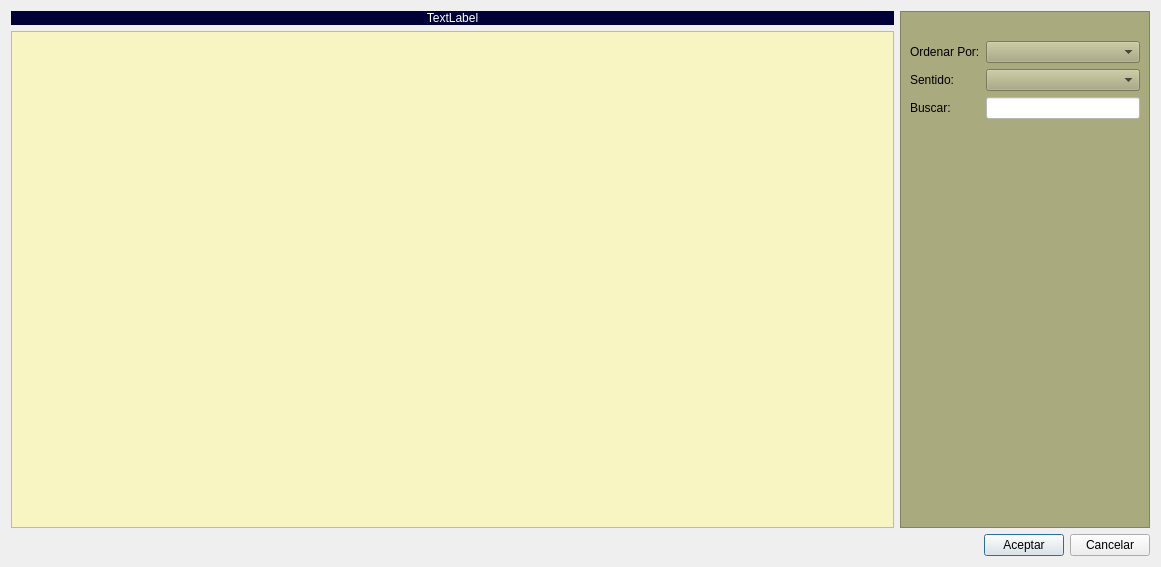
Qt form Busquedas/db_consulta_view.ui (arcnexus/RedFoX) before a commit.
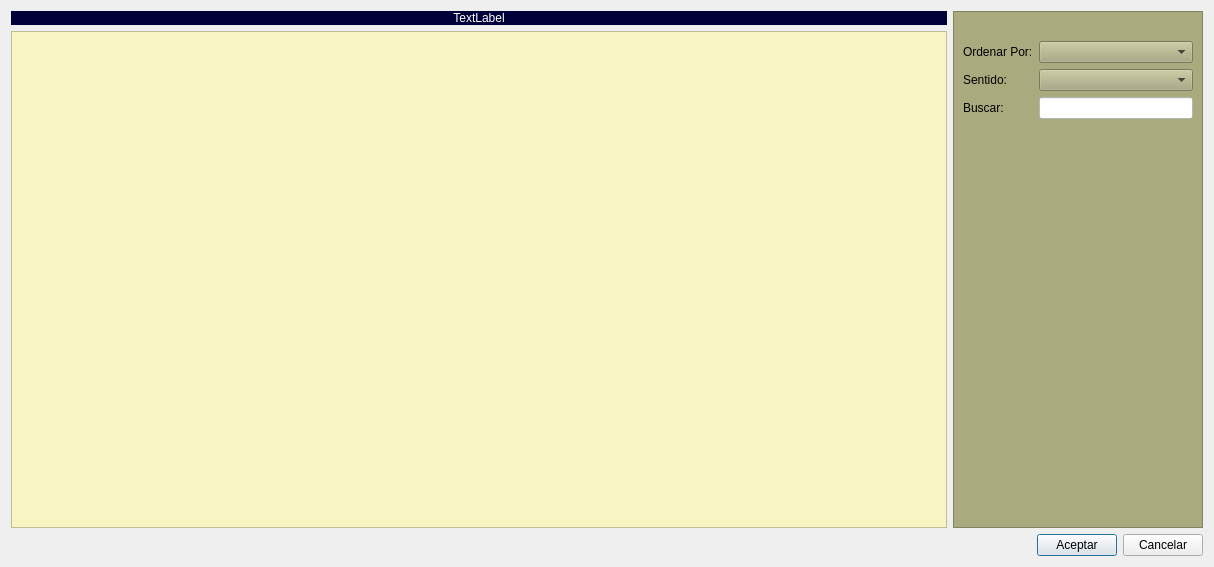
The same form after that commit. Icons and pictures are not drawn.

The edit to the form file:
```diff
--- a/Busquedas/db_consulta_view.ui
+++ b/Busquedas/db_consulta_view.ui
@@ -6,7 +6,7 @@
    <rect>
     <x>0</x>
     <y>0</y>
-    <width>1161</width>
+    <width>1214</width>
     <height>567</height>
    </rect>
   </property>
```
